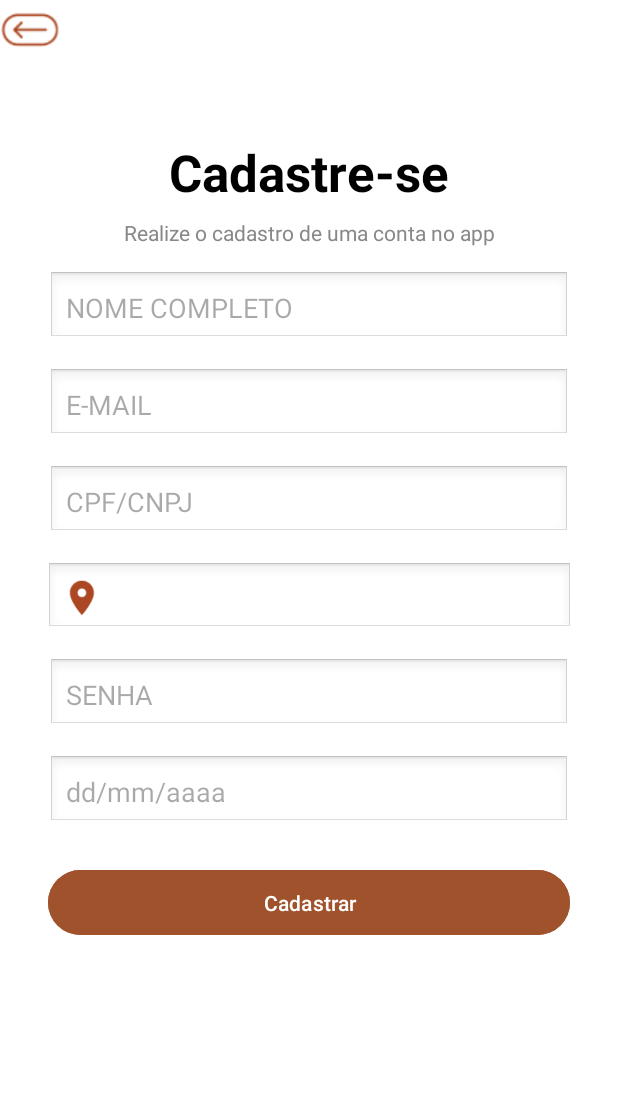
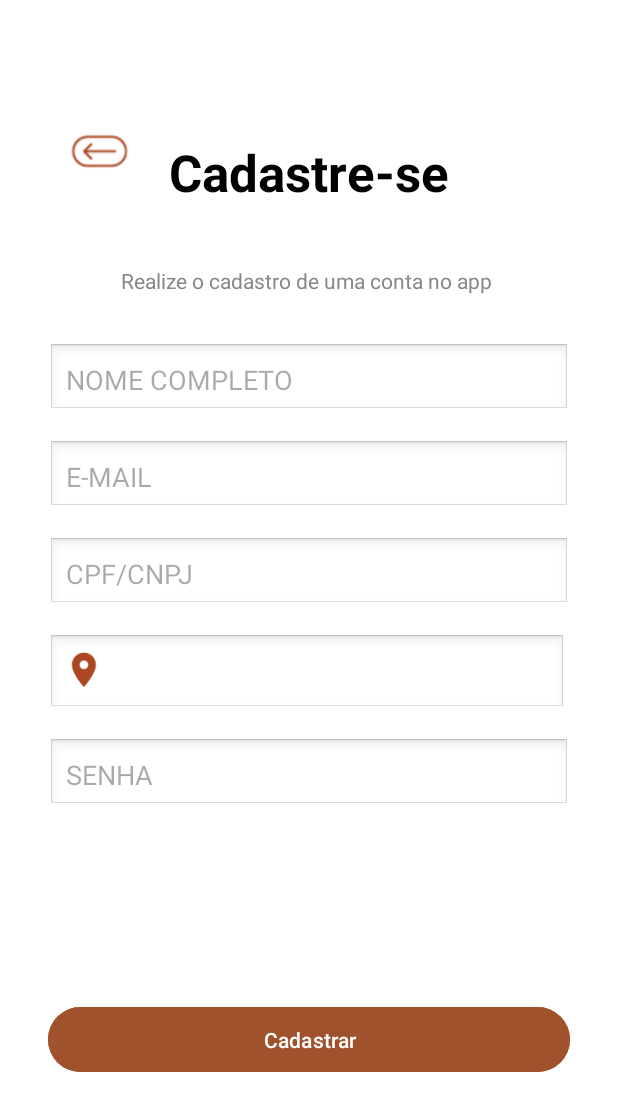
Before and after one commit to pauloandreoliv/PDMOV, an Android app: the screen it shows after launch (CadastroActivity), after a tap on "Não possui uma conta? Cadastre-se", on a phone screen of 412 x 824 dp. Shown: the top 1111 px of the screen. Run offline under Robolectric (Android 15) with nearby library versions, the phone set to English and light mode, and no system bars; our stand-ins replace Firebase (no records; nobody signed in at launch, a user with empty details on screens opened directly).

Commit message:
Configuração Cadastro Usuario Usando Firebase

```diff
--- a/MaisPaulista/app/src/main/AndroidManifest.xml
+++ b/MaisPaulista/app/src/main/AndroidManifest.xml
@@ -1,6 +1,7 @@
 <?xml version="1.0" encoding="utf-8"?>
 <manifest xmlns:android="http://schemas.android.com/apk/res/android"
     xmlns:tools="http://schemas.android.com/tools">
+    <uses-permission android:name="android.permission.INTERNET"/>
 
     <application
         android:allowBackup="true"
--- a/MaisPaulista/app/src/main/java/com/projeto/maispaulista/CadastroActivity.kt
+++ b/MaisPaulista/app/src/main/java/com/projeto/maispaulista/CadastroActivity.kt
@@ -1,20 +1,86 @@
 package com.projeto.maispaulista
 
+import android.content.Intent
 import android.os.Bundle
+import android.widget.Button
+import android.widget.EditText
+import android.widget.ImageView
+import android.widget.Toast
 import androidx.activity.enableEdgeToEdge
 import androidx.appcompat.app.AppCompatActivity
 import androidx.core.view.ViewCompat
 import androidx.core.view.WindowInsetsCompat
+import com.google.firebase.auth.FirebaseAuth
+import com.google.firebase.firestore.FirebaseFirestore
+import com.projeto.maispaulista.model.User
+import com.projeto.maispaulista.repository.UserRepository
+import com.projeto.maispaulista.service.UserService
 
 class CadastroActivity : AppCompatActivity() {
+
+    //inicialização
+    private lateinit var auth: FirebaseAuth
+    private lateinit var db: FirebaseFirestore
+    private lateinit var userService: UserService
+
     override fun onCreate(savedInstanceState: Bundle?) {
         super.onCreate(savedInstanceState)
         enableEdgeToEdge()
+
+
+        //instancias
+        auth = FirebaseAuth.getInstance()
+        db = FirebaseFirestore.getInstance()
+        val userRepository = UserRepository(auth, db)
+        userService = UserService(userRepository)
+
+
         setContentView(R.layout.activity_cadastro)
         ViewCompat.setOnApplyWindowInsetsListener(findViewById(R.id.cadastroLayout)) { v, insets ->
             val systemBars = insets.getInsets(WindowInsetsCompat.Type.systemBars())
             v.setPadding(systemBars.left, systemBars.top, systemBars.right, systemBars.bottom)
             insets
+
         }
+
+        //retorno pagina principal
+        val backArrow = findViewById<ImageView>(R.id.backArrow)
+        backArrow.setOnClickListener {
+            val intent = Intent(this, MainActivity::class.java)
+            startActivity(intent)
+        }
+
+
+        //dados da interface
+        val etEmail = findViewById<EditText>(R.id.emailEditText)
+        val etSenha = findViewById<EditText>(R.id.passwordEditText)
+        val etNome = findViewById<EditText>(R.id.nameEditText)
+        val etCpfCNPJ = findViewById<EditText>(R.id.cpfCnpjEditText)
+        val btnCadastrar = findViewById<Button>(R.id.registerButton)
+
+
+        //clique
+        btnCadastrar.setOnClickListener {
+            val email = etEmail.text.toString()
+            val senha = etSenha.text.toString()
+            val nome = etNome.text.toString()
+            val cpfCnpj = etCpfCNPJ.text.toString()
+
+            // serviço cadastrar o usuário
+            userService.cadastrarUsuario(email, senha, nome, cpfCnpj) { success, error ->
+                if (success) {
+                    Toast.makeText(this, "Cadastro realizado com sucesso!", Toast.LENGTH_SHORT)
+                        .show()
+                    // retorno pagina principal
+                    val intent = Intent(this, MainActivity::class.java)
+                    startActivity(intent)
+                    finish()
+                } else {
+                    Toast.makeText(this, error, Toast.LENGTH_SHORT).show()
+                }
+
+            }
+        }
+
     }
 }
--- a/MaisPaulista/app/src/main/java/com/projeto/maispaulista/MainActivity.kt
+++ b/MaisPaulista/app/src/main/java/com/projeto/maispaulista/MainActivity.kt
@@ -2,18 +2,31 @@ package com.projeto.maispaulista
 
 import android.content.Intent
 import android.os.Bundle
+import android.widget.Button
+import android.widget.EditText
 import androidx.activity.enableEdgeToEdge
 import androidx.appcompat.app.AppCompatActivity
 import androidx.core.view.ViewCompat
 import androidx.core.view.WindowInsetsCompat
 import android.widget.TextView
-
+import android.widget.Toast
+import com.google.firebase.Firebase
+import com.google.firebase.auth.FirebaseAuth
+import com.google.firebase.auth.auth
+import com.google.firebase.firestore.FirebaseFirestore
+import com.projeto.maispaulista.repository.UserRepository
+import com.projeto.maispaulista.service.UserService
 
 class MainActivity : AppCompatActivity() {
+    private lateinit var auth: FirebaseAuth
+    private lateinit var db: FirebaseFirestore
+    private lateinit var userService: UserService
+
     override fun onCreate(savedInstanceState: Bundle?) {
         super.onCreate(savedInstanceState)
         enableEdgeToEdge()
         setContentView(R.layout.activity_main)
+
 
         // Configurar insets para o layout raiz
         ViewCompat.setOnApplyWindowInsetsListener(findViewById(R.id.rootLayout)) { v, insets ->
@@ -28,5 +41,32 @@ class MainActivity : AppCompatActivity() {
             val intent = Intent(this, CadastroActivity::class.java)
             startActivity(intent)
         }
+
+        auth = FirebaseAuth.getInstance()
+        db = FirebaseFirestore.getInstance()
+        val userRepository = UserRepository(auth, db)
+        userService = UserService(userRepository)
+
+        val etEmail = findViewById<EditText>(R.id.cpfCnpjEditText)
+        val etSenha = findViewById<EditText>(R.id.passwordEditText)
+        val btnLogin = findViewById<Button>(R.id.loginButton)
+
+        btnLogin.setOnClickListener {
+            val email = etEmail.text.toString()
+            val senha = etSenha.text.toString()
+
+            // Chamar o serviço para login
+            userService.fazerLogin(email, senha) { success, error ->
+                if (success) {
+                    Toast.makeText(this, "Login realizado com sucesso!", Toast.LENGTH_SHORT).show()
+                    val intent = Intent(this, MainActivity::class.java)
+                    startActivity(intent)
+                    finish()
+                } else {
+                    Toast.makeText(this, error, Toast.LENGTH_SHORT).show()
+                }
+
+            }
+        }
     }
 }
--- a/MaisPaulista/app/src/main/res/layout/activity_cadastro.xml
+++ b/MaisPaulista/app/src/main/res/layout/activity_cadastro.xml
@@ -1,6 +1,5 @@
 <?xml version="1.0" encoding="utf-8"?>
-<androidx.constraintlayout.widget.ConstraintLayout
-    xmlns:android="http://schemas.android.com/apk/res/android"
+<androidx.constraintlayout.widget.ConstraintLayout xmlns:android="http://schemas.android.com/apk/res/android"
     xmlns:app="http://schemas.android.com/apk/res-auto"
     xmlns:tools="http://schemas.android.com/tools"
     android:id="@+id/cadastroLayout"
@@ -11,11 +10,11 @@
 
     <!-- Botão voltar -->
     <!-- Substitua pelo ícone correto -->
-        android:contentDescription="@string/back_arrow"
-        app:layout_constraintTop_toTopOf="parent"
-        app:layout_constraintStart_toStartOf="parent"
-        android:layout_marginTop="16dp"
-        android:layout_marginStart="16dp" />
+    android:contentDescription="@string/back_arrow"
+    app:layout_constraintTop_toTopOf="parent"
+    app:layout_constraintStart_toStartOf="parent"
+    android:layout_marginTop="16dp"
+    android:layout_marginStart="16dp" />
 
     <!-- Título -->
 
@@ -23,13 +22,19 @@
 
     <ImageView
         android:id="@+id/backArrow"
-        android:layout_width="40dp"
-        android:layout_height="40dp"
+        android:layout_width="0dp"
+        android:layout_height="0dp"
+        android:layout_marginStart="46dp"
+        android:layout_marginTop="81dp"
+        android:layout_marginEnd="26dp"
+        android:layout_marginBottom="108dp"
         android:clickable="true"
         android:focusable="true"
         android:src="@drawable/ic_back_arrow"
-        tools:layout_editor_absoluteX="46dp"
-        tools:layout_editor_absoluteY="81dp" />
+        app:layout_constraintBottom_toTopOf="@+id/nameEditText"
+        app:layout_constraintEnd_toStartOf="@+id/titleTextView"
+        app:layout_constraintStart_toStartOf="parent"
+        app:layout_constraintTop_toTopOf="parent" />
 
     <TextView
         android:id="@+id/titleTextView"
@@ -44,75 +49,83 @@
         app:layout_constraintStart_toStartOf="parent"
         app:layout_constraintTop_toTopOf="parent" />
 
+    <!-- Campos de entrada -->
+
     <TextView
         android:id="@+id/subtitleTextView"
         android:layout_width="wrap_content"
         android:layout_height="wrap_content"
+        android:layout_marginTop="40dp"
         android:text="Realize o cadastro de uma conta no app"
+        android:textColor="#888888"
         android:textSize="14sp"
-        android:textColor="#888888"
-        app:layout_constraintTop_toBottomOf="@id/titleTextView"
+        app:layout_constraintEnd_toEndOf="parent"
+        app:layout_constraintHorizontal_bias="0.49"
         app:layout_constraintStart_toStartOf="parent"
-        app:layout_constraintEnd_toEndOf="parent"
-        android:layout_marginTop="8dp" />
+        app:layout_constraintTop_toBottomOf="@id/titleTextView" />
 
-    <!-- Campos de entrada -->
     <EditText
         android:id="@+id/nameEditText"
         android:layout_width="0dp"
         android:layout_height="wrap_content"
+        android:layout_marginStart="32dp"
+        android:layout_marginTop="32dp"
+        android:layout_marginEnd="32dp"
+        android:background="@android:drawable/edit_text"
         android:hint="NOME COMPLETO"
         android:inputType="textPersonName"
-        android:background="@android:drawable/edit_text"
         android:padding="12dp"
-        app:layout_constraintTop_toBottomOf="@id/subtitleTextView"
+        app:layout_constraintEnd_toEndOf="parent"
+        app:layout_constraintHorizontal_bias="0.0"
         app:layout_constraintStart_toStartOf="parent"
-        app:layout_constraintEnd_toEndOf="parent"
-        android:layout_marginTop="16dp"
-        android:layout_marginStart="32dp"
-        android:layout_marginEnd="32dp" />
+        app:layout_constraintTop_toBottomOf="@id/subtitleTextView" />
 
     <EditText
         android:id="@+id/emailEditText"
         android:layout_width="0dp"
         android:layout_height="wrap_content"
+        android:layout_marginStart="32dp"
+        android:layout_marginTop="16dp"
+        android:layout_marginEnd="32dp"
+        android:background="@android:drawable/edit_text"
         android:hint="E-MAIL"
         android:inputType="textEmailAddress"
-        android:background="@android:drawable/edit_text"
         android:padding="12dp"
-        app:layout_constraintTop_toBottomOf="@id/nameEditText"
+        app:layout_constraintEnd_toEndOf="parent"
         app:layout_constraintStart_toStartOf="parent"
-        app:layout_constraintEnd_toEndOf="parent"
-        android:layout_marginTop="16dp"
-        android:layout_marginStart="32dp"
-        android:layout_marginEnd="32dp" />
+        app:layout_constraintTop_toBottomOf="@id/nameEditText" />
 
     <EditText
         android:id="@+id/cpfCnpjEditText"
         android:layout_width="0dp"
         android:layout_height="wrap_content"
-        android:hint="CPF/CNPJ"
-        android:inputType="number"
-        android:background="@android:drawable/edit_text"
-        android:padding="12dp"
-        app:layout_constraintTop_toBottomOf="@id/emailEditText"
-        app:layout_constraintStart_toStartOf="parent"
-        app:layout_constraintEnd_toEndOf="parent"
-        android:layout_marginTop="16dp"
-        android:layout_marginStart="32dp"
-        android:layout_marginEnd="32dp" />
-
-    <!-- Campo Endereço com ícone de mapa -->
-    <androidx.constraintlayout.widget.ConstraintLayout
-        android:id="@+id/addressLayout"
-        android:layout_width="351dp"
-        android:layout_height="48dp"
         android:layout_marginStart="32dp"
         android:layout_marginTop="16dp"
         android:layout_marginEnd="32dp"
         android:background="@android:drawable/edit_text"
+        android:hint="CPF/CNPJ"
+        android:inputType="text"
         android:padding="12dp"
         app:layout_constraintEnd_toEndOf="parent"
+        app:layout_constraintStart_toStartOf="parent"
+        app:layout_constraintTop_toBottomOf="@id/emailEditText" />
+
+    <!-- Campo Endereço com ícone de mapa -->
+
+    <!-- Outros campos -->
+
+    <!-- Botão Cadastrar -->
+
+    <androidx.constraintlayout.widget.ConstraintLayout
+        android:id="@+id/addressLayout"
+        android:layout_width="345dp"
+        android:layout_height="53dp"
+        android:layout_marginStart="32dp"
+        android:layout_marginTop="16dp"
+        android:background="@android:drawable/edit_text"
+        android:padding="12dp"
+        app:layout_constraintEnd_toEndOf="parent"
+        app:layout_constraintHorizontal_bias="0.0"
         app:layout_constraintStart_toStartOf="parent"
         app:layout_constraintTop_toBottomOf="@id/cpfCnpjEditText">
 
@@ -131,54 +144,39 @@
         app:layout_constraintBottom_toBottomOf="parent" />
     </androidx.constraintlayout.widget.ConstraintLayout>
 
-    <!-- Outros campos -->
     <EditText
         android:id="@+id/passwordEditText"
-        android:layout_width="0dp"
-        android:layout_height="wrap_content"
-        android:hint="SENHA"
-        android:inputType="textPassword"
-        android:background="@android:drawable/edit_text"
-        android:padding="12dp"
-        app:layout_constraintTop_toBottomOf="@id/addressLayout"
-        app:layout_constraintStart_toStartOf="parent"
-        app:layout_constraintEnd_toEndOf="parent"
-        android:layout_marginTop="16dp"
-        android:layout_marginStart="32dp"
-        android:layout_marginEnd="32dp" />
-
-    <!-- Botão Cadastrar -->
-
-    <EditText
-        android:id="@+id/birthDateEditText"
         android:layout_width="0dp"
         android:layout_height="wrap_content"
         android:layout_marginStart="32dp"
         android:layout_marginTop="16dp"
         android:layout_marginEnd="32dp"
         android:background="@android:drawable/edit_text"
-        android:hint="dd/mm/aaaa"
-        android:inputType="date"
+        android:hint="SENHA"
+        android:inputType="textPassword"
         android:padding="12dp"
         app:layout_constraintEnd_toEndOf="parent"
         app:layout_constraintHorizontal_bias="0.0"
         app:layout_constraintStart_toStartOf="parent"
-        app:layout_constraintTop_toBottomOf="@id/passwordEditText" />
+        app:layout_constraintTop_toBottomOf="@id/addressLayout" />
 
     <Button
         android:id="@+id/registerButton"
         android:layout_width="0dp"
         android:layout_height="wrap_content"
+        android:layout_marginStart="32dp"
+        android:layout_marginEnd="32dp"
+        android:layout_marginBottom="105dp"
+        android:backgroundTint="#A0522D"
+        android:padding="12dp"
         android:text="Cadastrar"
-        android:backgroundTint="#A0522D"
+        android:textAllCaps="false"
         android:textColor="#FFFFFF"
-        android:textAllCaps="false"
-        android:padding="12dp"
-        app:layout_constraintTop_toBottomOf="@id/birthDateEditText"
+        app:layout_constraintBottom_toBottomOf="parent"
+        app:layout_constraintEnd_toEndOf="parent"
+        app:layout_constraintHorizontal_bias="0.0"
         app:layout_constraintStart_toStartOf="parent"
-        app:layout_constraintEnd_toEndOf="parent"
-        android:layout_marginTop="24dp"
-        android:layout_marginStart="32dp"
-        android:layout_marginEnd="32dp" />
+        app:layout_constraintTop_toBottomOf="@+id/nameEditText"
+        app:layout_constraintVertical_bias="1.0" />
 
 </androidx.constraintlayout.widget.ConstraintLayout>
--- a/MaisPaulista/build.gradle.kts
+++ b/MaisPaulista/build.gradle.kts
@@ -2,4 +2,6 @@
 plugins {
     alias(libs.plugins.android.application) apply false
     alias(libs.plugins.kotlin.android) apply false
+    // connection firebase
+    id("com.google.gms.google-services") version "4.4.2" apply false
 }
```
Also changed, not shown: MaisPaulista/app/build.gradle.kts (+8 -0 lines), MaisPaulista/app/src/main/java/com/projeto/maispaulista/model/User.kt (added, +8 -0 lines), MaisPaulista/app/src/main/java/com/projeto/maispaulista/repository/UserRepository.kt (added, +42 -0 lines), MaisPaulista/app/src/main/java/com/projeto/maispaulista/service/UserService.kt (added, +32 -0 lines), MaisPaulista/gradle/libs.versions.toml (+9 -0 lines), 3 other files.
